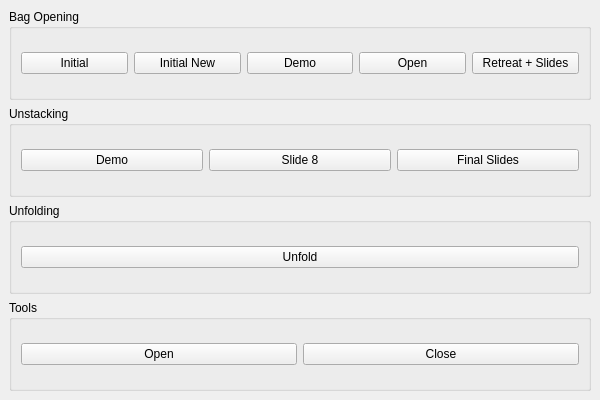
Old version of the form softenable_display/resource/main_window.ui in the repository llach/softenable-ui.
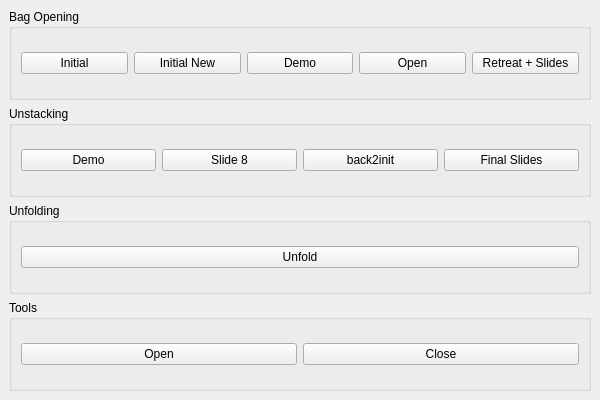
New version of the form.

Commit message: initial new without slides

The edit to the form file:
```diff
--- a/softenable_display/resource/main_window.ui
+++ b/softenable_display/resource/main_window.ui
@@ -41,6 +41,7 @@
       <layout class="QHBoxLayout" name="horizontalLayout2">
        <item><widget class="QPushButton" name="btnUnstackDemo"><property name="text"><string>Demo</string></property></widget></item>
        <item><widget class="QPushButton" name="btnUnstackSlideEight"><property name="text"><string>Slide 8</string></property></widget></item>
+       <item><widget class="QPushButton" name="btnUnstackInitial"><property name="text"><string>back2init</string></property></widget></item>
        <item><widget class="QPushButton" name="btnUnstackSlides"><property name="text"><string>Final Slides</string></property></widget></item>
       </layout>
      </widget>
```
The commit also changes 1 other file.
